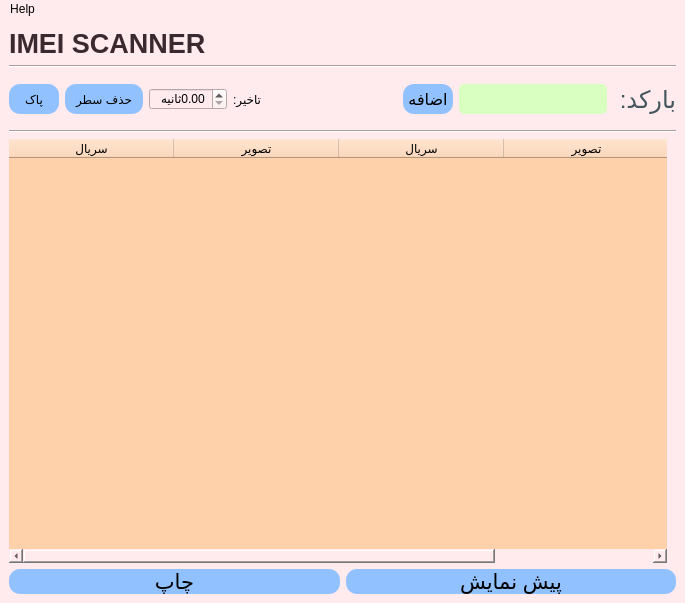
Old version of the form main.ui in the repository AmirNikravan/Barcode.
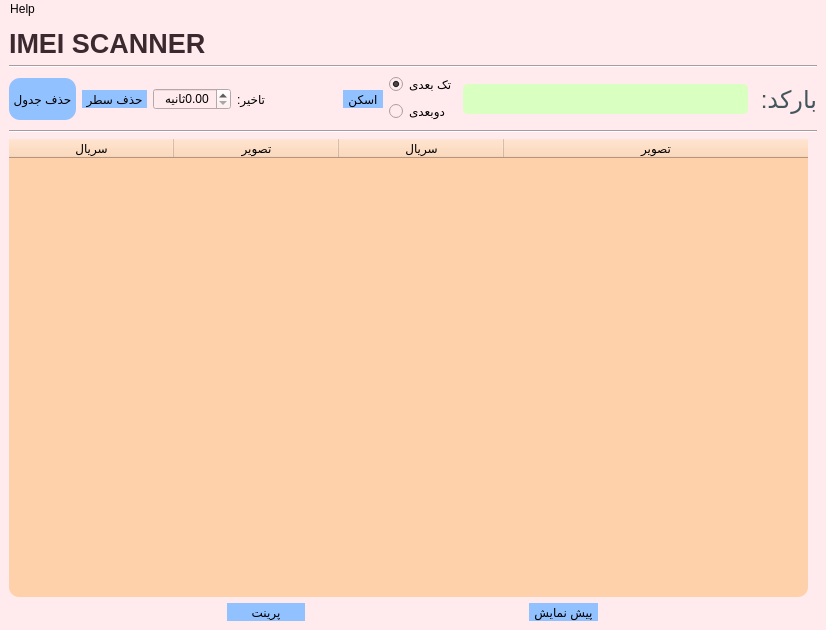
New version of the form. Icons and pictures are not drawn.

Commit message: chnage icons

```diff
--- a/main.ui
+++ b/main.ui
@@ -6,8 +6,8 @@
    <rect>
     <x>0</x>
     <y>0</y>
-    <width>685</width>
-    <height>603</height>
+    <width>826</width>
+    <height>630</height>
    </rect>
   </property>
   <property name="minimumSize">
@@ -23,6 +23,15 @@
    <string notr="true">background-color: rgb(255, 234, 237);</string>
   </property>
   <widget class="QWidget" name="centralwidget">
+   <property name="styleSheet">
+    <string notr="true">QToolButton{border-radius:11px;
+background-color: rgb(146, 193, 255);
+}
+QToolButton:hover{
+background-color: rgb(255, 166, 139);
+}
+</string>
+   </property>
    <layout class="QVBoxLayout" name="verticalLayout">
     <item>
      <widget class="QLabel" name="label">
@@ -50,55 +59,57 @@
      </widget>
     </item>
     <item>
-     <layout class="QHBoxLayout" name="horizontalLayout">
+     <layout class="QHBoxLayout" name="horizontalLayout_2">
       <item>
-       <widget class="QPushButton" name="pushButton_clear">
-        <property name="minimumSize">
+       <widget class="QToolButton" name="pushButton_clear">
+        <property name="maximumSize">
          <size>
-          <width>50</width>
-          <height>30</height>
+          <width>16777215</width>
+          <height>42</height>
          </size>
         </property>
         <property name="styleSheet">
-         <string notr="true">QPushButton{border-radius:11px;
-background-color: rgb(146, 193, 255);
-}
-QPushButton:hover{
-background-color: rgb(255, 166, 139);
-}
-</string>
+         <string notr="true"/>
         </property>
         <property name="text">
-         <string>پاک</string>
+         <string>حذف جدول</string>
+        </property>
+        <property name="icon">
+         <iconset resource="rcs.qrc">
+          <normaloff>:/icons/Icons/deletetable.png</normaloff>:/icons/Icons/deletetable.png</iconset>
+        </property>
+        <property name="iconSize">
+         <size>
+          <width>22</width>
+          <height>27</height>
+         </size>
+        </property>
+        <property name="toolButtonStyle">
+         <enum>Qt::ToolButtonTextUnderIcon</enum>
         </property>
        </widget>
       </item>
       <item>
-       <widget class="QPushButton" name="pushButton">
-        <property name="minimumSize">
-         <size>
-          <width>78</width>
-          <height>0</height>
-         </size>
-        </property>
-        <property name="maximumSize">
-         <size>
-          <width>177</width>
-          <height>30</height>
-         </size>
-        </property>
+       <widget class="QToolButton" name="toolButton_deleterow">
         <property name="styleSheet">
-         <string notr="true">QPushButton{border-radius:11px;
-background-color: rgb(146, 193, 255);
-}
-QPushButton:hover{
-background-color: rgb(255, 166, 139);
-}
-</string>
+         <string notr="true"/>
         </property>
         <property name="text">
          <string>حذف سطر</string>
         </property>
+        <property name="icon">
+         <iconset resource="rcs.qrc">
+          <normaloff>:/icons/Icons/deleterow.png</normaloff>:/icons/Icons/deleterow.png</iconset>
+        </property>
+        <property name="iconSize">
+         <size>
+          <width>26</width>
+          <height>23</height>
+         </size>
+        </property>
+        <property name="toolButtonStyle">
+         <enum>Qt::ToolButtonTextUnderIcon</enum>
+        </property>
        </widget>
       </item>
       <item>
@@ -131,45 +142,70 @@
         </property>
         <property name="sizeHint" stdset="0">
          <size>
-          <width>136</width>
+          <width>72</width>
           <height>20</height>
          </size>
         </property>
        </spacer>
       </item>
       <item>
-       <widget class="QPushButton" name="pushButton_scan">
-        <property name="minimumSize">
+       <widget class="QToolButton" name="pushButton_scan">
+        <property name="maximumSize">
          <size>
-          <width>50</width>
-          <height>30</height>
+          <width>111</width>
+          <height>16777215</height>
          </size>
         </property>
-        <property name="font">
-         <font>
-          <family>Arial</family>
-          <pointsize>12</pointsize>
-         </font>
-        </property>
         <property name="styleSheet">
-         <string notr="true">QPushButton{border-radius:11px;
-background-color: rgb(146, 193, 255);
-}
-QPushButton:hover{
-background-color: rgb(255, 166, 139);
-}
-</string>
+         <string notr="true"/>
         </property>
         <property name="text">
-         <string>اضافه</string>
+         <string>اسکن</string>
+        </property>
+        <property name="icon">
+         <iconset resource="rcs.qrc">
+          <normaloff>:/icons/Icons/scan.png</normaloff>:/icons/Icons/scan.png</iconset>
+        </property>
+        <property name="iconSize">
+         <size>
+          <width>26</width>
+          <height>31</height>
+         </size>
+        </property>
+        <property name="toolButtonStyle">
+         <enum>Qt::ToolButtonTextUnderIcon</enum>
         </property>
        </widget>
       </item>
+      <item>
+       <layout class="QVBoxLayout" name="verticalLayout_2">
+        <item>
+         <widget class="QRadioButton" name="radioButton_tak">
+          <property name="text">
+           <string>تک بعدی</string>
+          </property>
+          <property name="checked">
+           <bool>true</bool>
+          </property>
+         </widget>
+        </item>
+        <item>
+         <widget class="QRadioButton" name="radioButton_do">
+          <property name="text">
+           <string>دوبعدی</string>
+          </property>
+          <property name="checked">
+           <bool>false</bool>
+          </property>
+         </widget>
+        </item>
+       </layout>
+      </item>
       <item>
        <widget class="QLineEdit" name="lineEdit">
         <property name="minimumSize">
          <size>
-          <width>94</width>
+          <width>52</width>
           <height>30</height>
          </size>
         </property>
@@ -293,61 +329,57 @@
      </layout>
     </item>
     <item>
-     <layout class="QHBoxLayout" name="horizontalLayout_2">
+     <layout class="QHBoxLayout" name="horizontalLayout">
       <item>
-       <widget class="QPushButton" name="pushButton_print">
+       <widget class="QToolButton" name="toolButton_print">
         <property name="minimumSize">
          <size>
-          <width>0</width>
-          <height>25</height>
+          <width>31</width>
+          <height>0</height>
          </size>
         </property>
-        <property name="font">
-         <font>
-          <family>Arial</family>
-          <pointsize>16</pointsize>
-         </font>
-        </property>
-        <property name="styleSheet">
-         <string notr="true">QPushButton{border-radius:11px;
-background-color: rgb(146, 193, 255);
-}
-QPushButton:hover{
-background-color: rgb(255, 166, 139);
-}
-</string>
+        <property name="maximumSize">
+         <size>
+          <width>78</width>
+          <height>16777215</height>
+         </size>
         </property>
         <property name="text">
-         <string>چاپ</string>
+         <string>پرینت</string>
+        </property>
+        <property name="icon">
+         <iconset>
+          <normaloff>Icons/print.png</normaloff>Icons/print.png</iconset>
+        </property>
+        <property name="iconSize">
+         <size>
+          <width>30</width>
+          <height>49</height>
+         </size>
+        </property>
+        <property name="toolButtonStyle">
+         <enum>Qt::ToolButtonTextUnderIcon</enum>
         </property>
        </widget>
       </item>
       <item>
-       <widget class="QPushButton" name="pushButton_preview">
-        <property name="minimumSize">
-         <size>
-          <width>0</width>
-          <height>25</height>
-         </size>
-        </property>
-        <property name="font">
-         <font>
-          <family>Arial</family>
-          <pointsize>16</pointsize>
-         </font>
-        </property>
-        <property name="styleSheet">
-         <string notr="true">QPushButton{border-radius:11px;
-background-color: rgb(146, 193, 255);
-}
-QPushButton:hover{
-background-color: rgb(255, 166, 139);
-}
-</string>
-        </property>
+       <widget class="QToolButton" name="toolButton_preview">
         <property name="text">
          <string>پیش نمایش</string>
         </property>
+        <property name="icon">
+         <iconset resource="rcs.qrc">
+          <normaloff>:/icons/Icons/preview.png</normaloff>:/icons/Icons/preview.png</iconset>
+        </property>
+        <property name="iconSize">
+         <size>
+          <width>30</width>
+          <height>49</height>
+         </size>
+        </property>
+        <property name="toolButtonStyle">
+         <enum>Qt::ToolButtonTextUnderIcon</enum>
+        </property>
        </widget>
       </item>
      </layout>
@@ -359,7 +391,7 @@
     <rect>
      <x>0</x>
      <y>0</y>
-     <width>685</width>
+     <width>826</width>
      <height>22</height>
     </rect>
    </property>
```
Left out of the diff: 14 changed lines with no effect on the pictures. The commit also changes 10 other files.
